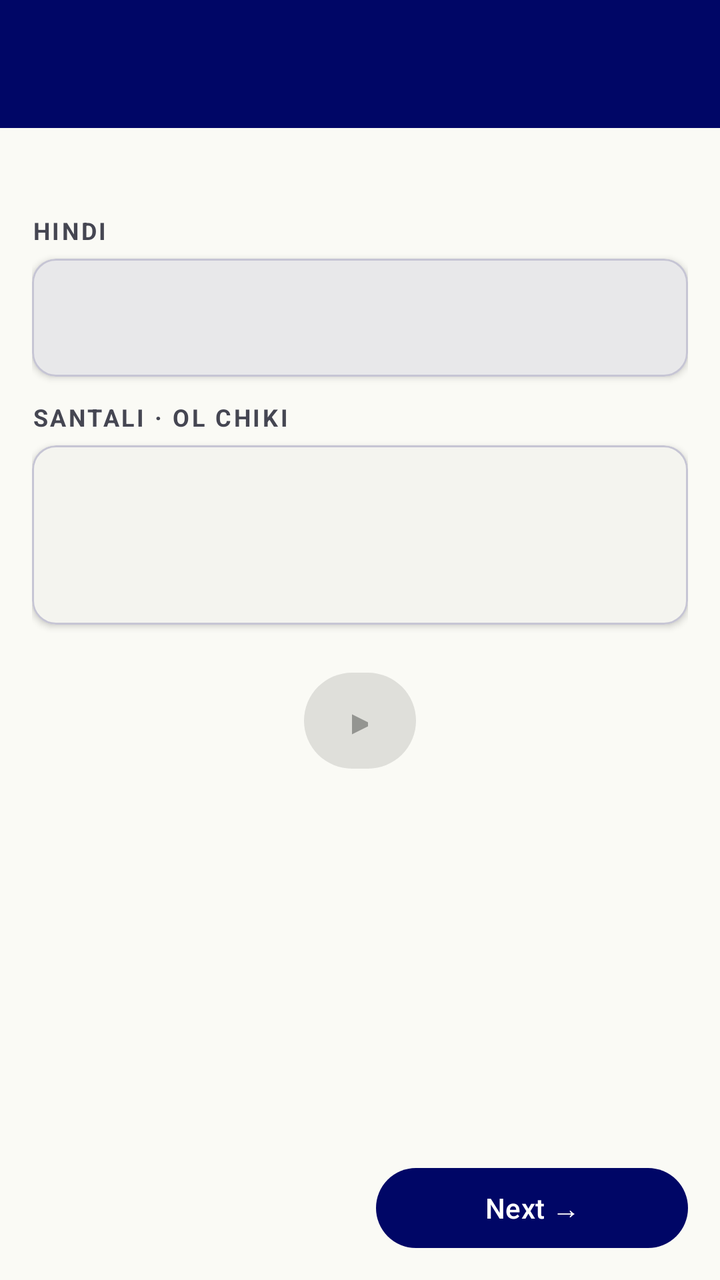
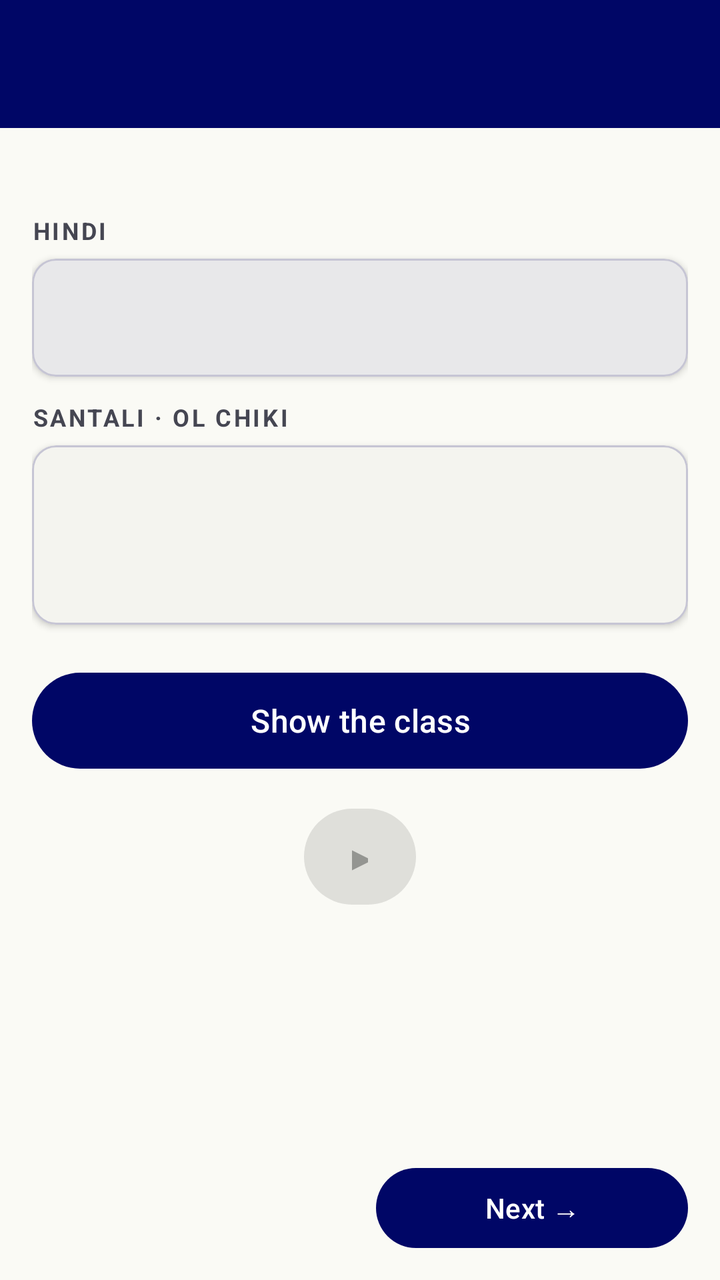

Before-and-after screenshots of an Android layout around one commit, followed by the original layout XML and the change that was made.
<!-- AndroidManifest.xml: application theme Theme.OlSaathi -->
<!-- res/layout/activity_lesson_player.xml -->
<?xml version="1.0" encoding="utf-8"?>
<LinearLayout xmlns:android="http://schemas.android.com/apk/res/android"
    xmlns:app="http://schemas.android.com/apk/res-auto"
    android:layout_width="match_parent"
    android:layout_height="match_parent"
    android:orientation="vertical"
    android:background="@color/md_theme_background">

    <com.google.android.material.appbar.MaterialToolbar
        android:id="@+id/toolbar"
        android:layout_width="match_parent"
        android:layout_height="?attr/actionBarSize"
        android:background="@color/md_theme_primary"
        app:titleTextColor="@color/md_theme_onPrimary"
        app:navigationIconTint="@color/md_theme_onPrimary" />

    
    <TextView
        android:id="@+id/textCounter"
        android:layout_width="match_parent"
        android:layout_height="wrap_content"
        android:textAlignment="textEnd"
        android:textSize="14sp"
        android:textColor="@color/md_theme_onSurfaceVariant"
        android:paddingHorizontal="16dp"
        android:paddingTop="8dp" />

    
    <LinearLayout
        android:id="@+id/progressDots"
        android:layout_width="match_parent"
        android:layout_height="wrap_content"
        android:orientation="horizontal"
        android:gravity="center"
        android:paddingVertical="8dp"
        android:paddingHorizontal="16dp" />

    <ScrollView
        android:layout_width="match_parent"
        android:layout_height="0dp"
        android:layout_weight="1"
        android:fillViewport="true">

        <LinearLayout
            android:layout_width="match_parent"
            android:layout_height="wrap_content"
            android:orientation="vertical"
            android:paddingHorizontal="16dp">

            
            <TextView
                android:id="@+id/textSectionLabel"
                android:layout_width="match_parent"
                android:layout_height="wrap_content"
                android:text="HINDI"
                android:textSize="12sp"
                android:textStyle="bold"
                android:letterSpacing="0.1"
                android:textColor="@color/md_theme_onSurfaceVariant"
                android:paddingBottom="6dp" />

            
            <com.google.android.material.card.MaterialCardView
                android:layout_width="match_parent"
                android:layout_height="wrap_content"
                android:layout_marginBottom="12dp"
                app:cardCornerRadius="12dp"
                app:cardElevation="2dp">

                <TextView
                    android:id="@+id/textHindi"
                    android:layout_width="match_parent"
                    android:layout_height="wrap_content"
                    android:textSize="20sp"
                    android:textColor="@color/md_theme_onSurface"
                    android:padding="16dp"
                    android:text="" />
            </com.google.android.material.card.MaterialCardView>

            
            <TextView
                android:layout_width="match_parent"
                android:layout_height="wrap_content"
                android:text="SANTALI · OL CHIKI"
                android:textSize="12sp"
                android:textStyle="bold"
                android:letterSpacing="0.1"
                android:textColor="@color/md_theme_onSurfaceVariant"
                android:paddingBottom="6dp" />

            
            <com.google.android.material.card.MaterialCardView
                android:layout_width="match_parent"
                android:layout_height="wrap_content"
                android:layout_marginBottom="8dp"
                app:cardCornerRadius="12dp"
                app:cardElevation="2dp"
                app:cardBackgroundColor="@color/md_theme_surfaceContainerLow">

                <LinearLayout
                    android:layout_width="match_parent"
                    android:layout_height="wrap_content"
                    android:orientation="vertical"
                    android:padding="16dp">

                    <TextView
                        android:id="@+id/textTarget"
                        android:layout_width="match_parent"
                        android:layout_height="wrap_content"
                        android:textSize="26sp"
                        android:textColor="@color/md_theme_secondary"
                        android:text="" />

                    
                    <TextView
                        android:id="@+id/textProvenance"
                        android:layout_width="wrap_content"
                        android:layout_height="wrap_content"
                        android:textSize="11sp"
                        android:paddingTop="8dp"
                        android:text="" />

                    
                    <TextView
                        android:id="@+id/textReviewer"
                        android:layout_width="match_parent"
                        android:layout_height="wrap_content"
                        android:textSize="11sp"
                        android:textColor="@color/human_verified_blue"
                        android:paddingTop="2dp"
                        android:visibility="gone"
                        android:text="" />

                </LinearLayout>
            </com.google.android.material.card.MaterialCardView>

            
            <com.google.android.material.button.MaterialButton
                android:id="@+id/btnPlay"
                android:layout_width="56dp"
                android:layout_height="56dp"
                android:layout_gravity="center"
                android:layout_marginVertical="12dp"
                android:text="▶"
                android:textSize="20sp"
                android:enabled="false"
                style="@style/Widget.Material3.Button.TonalButton" />

        </LinearLayout>
    </ScrollView>

    
    <LinearLayout
        android:layout_width="match_parent"
        android:layout_height="wrap_content"
        android:orientation="horizontal"
        android:paddingHorizontal="16dp"
        android:paddingVertical="12dp">

        <com.google.android.material.button.MaterialButton
            android:id="@+id/btnBack"
            android:layout_width="0dp"
            android:layout_height="48dp"
            android:layout_weight="1"
            android:layout_marginEnd="8dp"
            android:text="← Back"
            android:textSize="14sp"
            android:visibility="invisible"
            style="@style/Widget.Material3.Button.OutlinedButton" />

        <com.google.android.material.button.MaterialButton
            android:id="@+id/btnNext"
            android:layout_width="0dp"
            android:layout_height="48dp"
            android:layout_weight="1"
            android:layout_marginStart="8dp"
            android:text="Next →"
            android:textSize="14sp"
            style="@style/Widget.Material3.Button" />
    </LinearLayout>

</LinearLayout>
<!-- resources referenced by this layout -->
<resources>
  <color name="human_verified_blue">#1565C0</color>
  <color name="md_theme_background">#FAFAF5</color>
  <color name="md_theme_onPrimary">#FFFFFF</color>
  <color name="md_theme_onSurface">#1A1C19</color>
  <color name="md_theme_onSurfaceVariant">#454652</color>
  <color name="md_theme_primary">#000666</color>
  <color name="md_theme_secondary">#1B6D24</color>
  <color name="md_theme_surfaceContainerLow">#F4F4EF</color>
  <color name="md_theme_primaryContainer">#1A237E</color>
  <color name="md_theme_onPrimaryContainer">#8690EE</color>
  <color name="md_theme_inversePrimary">#BDC2FF</color>
  <color name="md_theme_onSecondary">#FFFFFF</color>
  <color name="md_theme_secondaryContainer">#A0F399</color>
  <color name="md_theme_onSecondaryContainer">#217128</color>
  <color name="md_theme_tertiary">#3A0800</color>
  <color name="md_theme_onTertiary">#FFFFFF</color>
  <color name="md_theme_tertiaryContainer">#5F1300</color>
  <color name="md_theme_onTertiaryContainer">#FF663C</color>
  <color name="md_theme_error">#BA1A1A</color>
  <color name="md_theme_onError">#FFFFFF</color>
  <color name="md_theme_errorContainer">#FFDAD6</color>
  <color name="md_theme_onErrorContainer">#93000A</color>
  <color name="md_theme_onBackground">#1A1C19</color>
  <color name="md_theme_surface">#FAFAF5</color>
  <color name="md_theme_surfaceVariant">#E3E3DE</color>
  <color name="md_theme_surfaceDim">#DADAD5</color>
  <color name="md_theme_surfaceBright">#FAFAF5</color>
  <color name="md_theme_surfaceContainerLowest">#FFFFFF</color>
  <color name="md_theme_surfaceContainer">#EEEEE9</color>
  <color name="md_theme_surfaceContainerHigh">#E8E8E3</color>
  <color name="md_theme_surfaceContainerHighest">#E3E3DE</color>
  <color name="md_theme_inverseSurface">#2F312E</color>
  <color name="md_theme_inverseOnSurface">#F1F1EC</color>
  <color name="md_theme_outline">#767683</color>
  <color name="md_theme_outlineVariant">#C6C5D4</color>
</resources>

<!-- the commit's change to res/layout/activity_lesson_player.xml (unified diff, before → after) -->
@@ -136,6 +136,15 @@
 
             
             <com.google.android.material.button.MaterialButton
+                android:id="@+id/btnShowClass"
+                android:layout_width="match_parent"
+                android:layout_height="56dp"
+                android:layout_marginTop="12dp"
+                android:text="@string/btn_show_class"
+                android:textSize="16sp"
+                style="@style/Widget.Material3.Button" />
+
+            <com.google.android.material.button.MaterialButton
                 android:id="@+id/btnPlay"
                 android:layout_width="56dp"
                 android:layout_height="56dp"
<!-- resource entries referenced after the edit -->
@@ -8,6 +8,7 @@
   <color name="md_theme_primary">#000666</color>
   <color name="md_theme_secondary">#1B6D24</color>
   <color name="md_theme_surfaceContainerLow">#F4F4EF</color>
+  <string name="btn_show_class">Show the class</string>
   <color name="md_theme_primaryContainer">#1A237E</color>
   <color name="md_theme_onPrimaryContainer">#8690EE</color>
   <color name="md_theme_inversePrimary">#BDC2FF</color>
